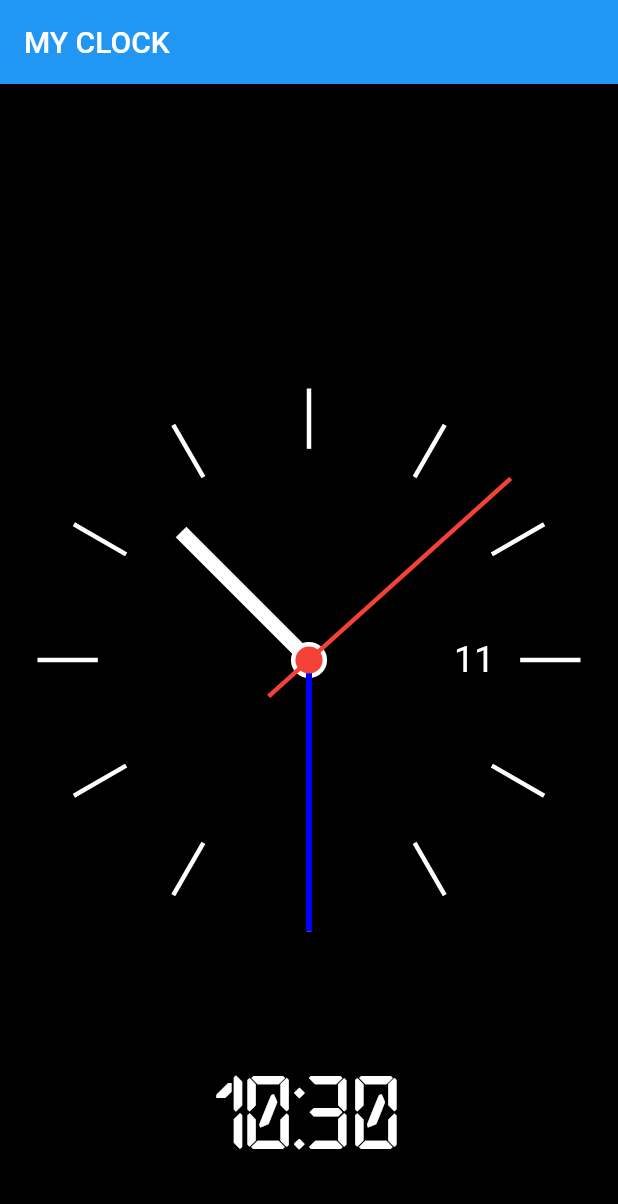
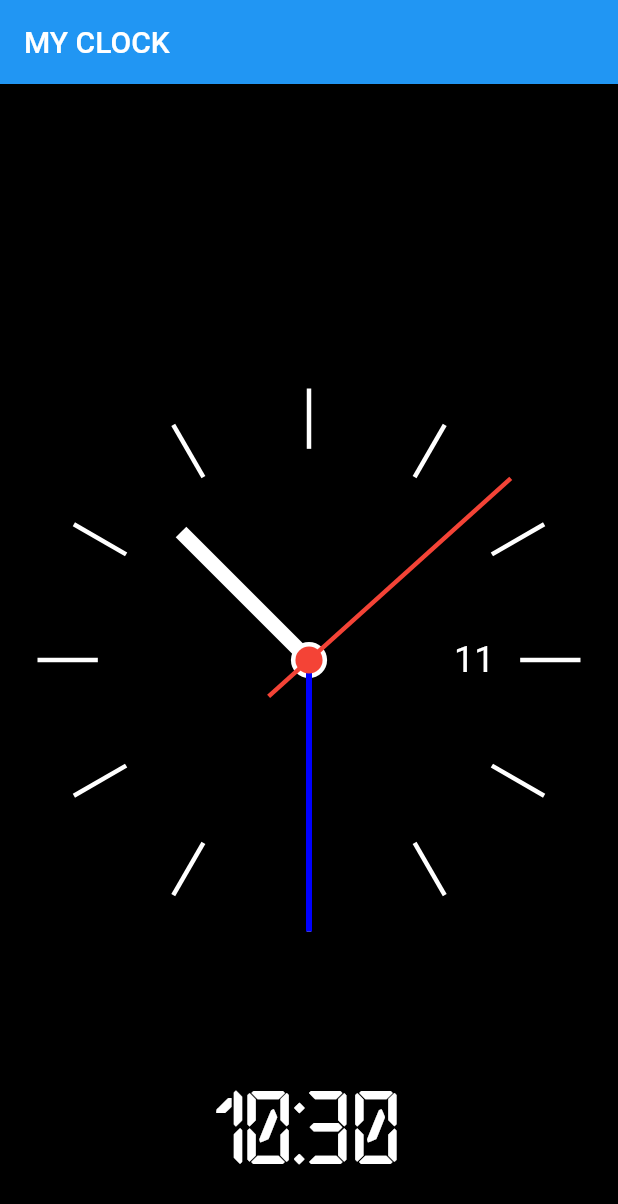
Before and after one commit to kpscheffel/basic_clock, a Flutter app: the screen it shows after launch, on a phone screen of 412 x 824 dp. Shown: the top 1204 px of the screen. Run offline on Flutter 3.47's test engine with Material 2 defaults, Android fonts, the phone set to English and light mode, and no system bars; drawn by our look-alikes of flutter_platform_widgets; missing offline and left inert: screen.

Commit message:
Minor font and position adjustments for Android

```diff
--- a/lib/pages/configscreen.dart
+++ b/lib/pages/configscreen.dart
@@ -59,7 +59,7 @@ class ConfigScreenState extends State<ConfigScreen> {
               PlatformText(
                 "Always on",
                 style: TextStyle(
-                  fontSize: 28,
+                  fontSize: 24,
                 ),
               ),
               new PlatformSwitch(
--- a/lib/pages/drawing_clock.dart
+++ b/lib/pages/drawing_clock.dart
@@ -125,7 +125,7 @@ class DrawingClockState extends State<DrawingClock>
         Align(
           alignment: Alignment.bottomCenter,
           child: SizedBox(
-            height: 130,
+            height: 120,
             child: Text(
               hourString + ":" + minuteString, // + ":" + secondString,
               style: TextStyle(
```
